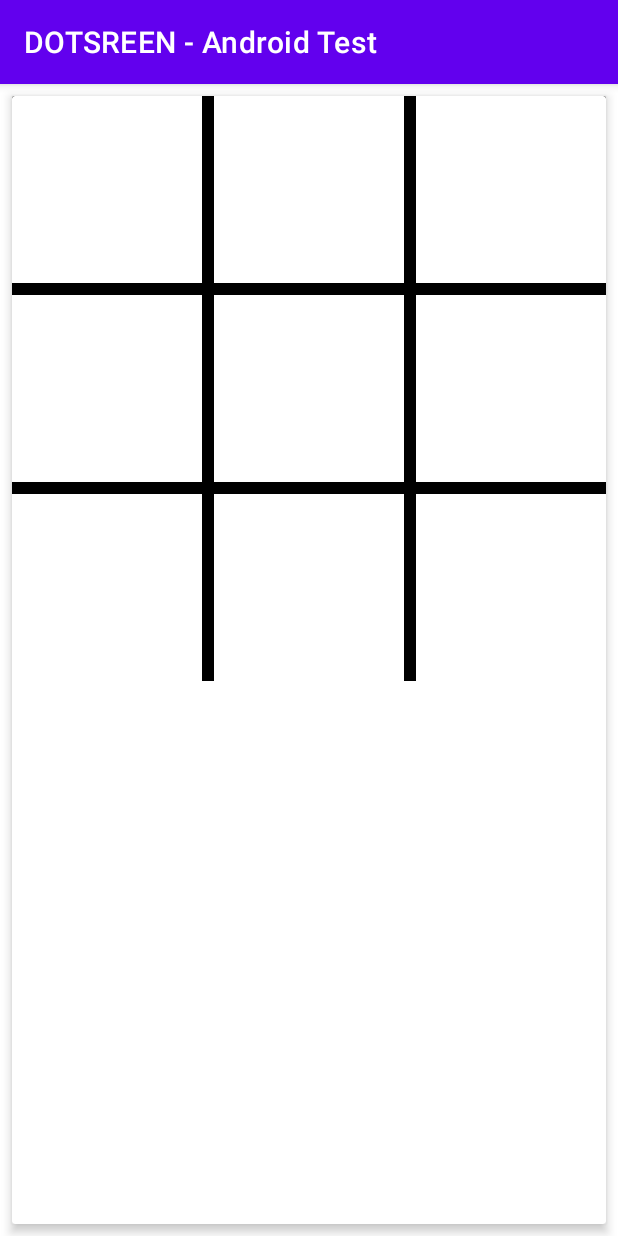
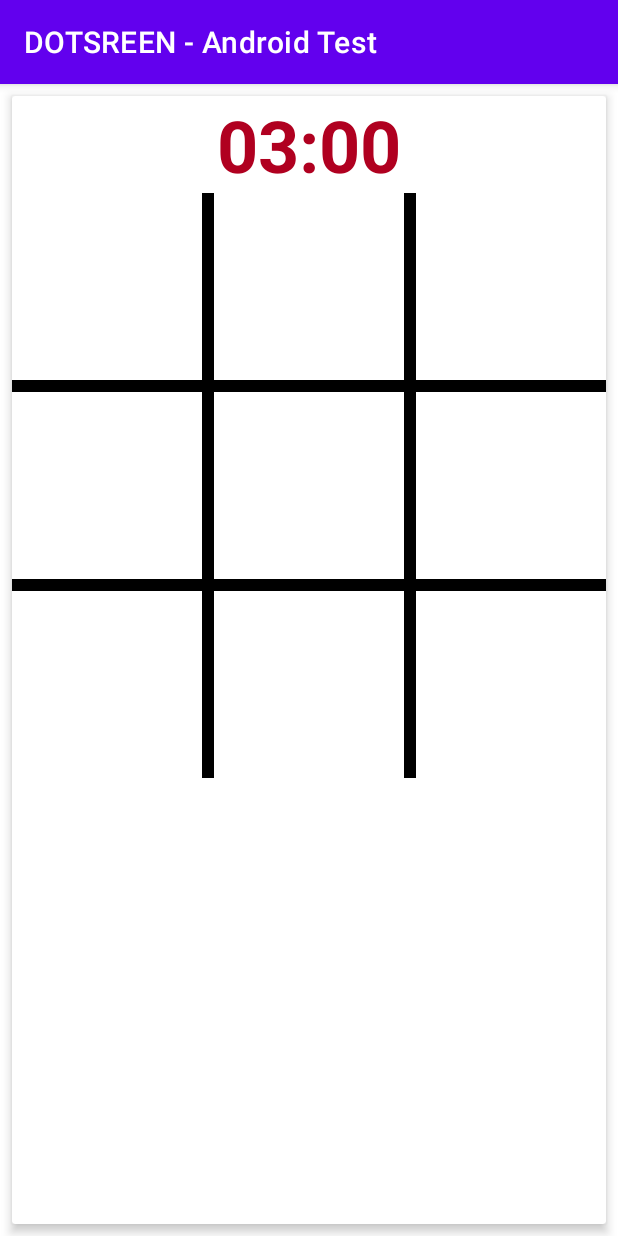
Before and after one commit to alex-24/DOTSCREEN_Android_Test, an Android app: the screen it shows after launch (MainActivity), on a phone screen of 412 x 824 dp. Run offline under Robolectric (Android 15) with nearby library versions, the phone set to English and light mode, and no system bars.

Commit message:
play OK + timer

```diff
--- a/app/src/main/java/com/alexiscassion/dotscreens_android_test/MainActivity.java
+++ b/app/src/main/java/com/alexiscassion/dotscreens_android_test/MainActivity.java
@@ -1,9 +1,12 @@
 package com.alexiscassion.dotscreens_android_test;
 
 import androidx.appcompat.app.AppCompatActivity;
+import androidx.lifecycle.Observer;
 
 import android.os.Bundle;
+import android.util.Log;
 import android.widget.GridView;
+import android.widget.TextView;
 
 import com.alexiscassion.dotscreens_android_test.utils.GameStateListener;
 import com.alexiscassion.dotscreens_android_test.utils.GameBoardAdapter;
@@ -12,29 +15,40 @@ import com.alexiscassion.dotscreens_android_test.view_model.GameBoardViewModel;
 public class MainActivity extends AppCompatActivity implements GameStateListener {
 
 
+    private GameBoardViewModel gameBoardViewModel;
+
     private GridView gridView;
+    private TextView timerTextView;
 
     @Override
     protected void onCreate(Bundle savedInstanceState) {
         super.onCreate(savedInstanceState);
         setContentView(R.layout.activity_main);
 
-        GameBoardViewModel gameBoardViewModel = new GameBoardViewModel();
-        gameBoardViewModel.addGameBoardListener(this);
+        this.gameBoardViewModel = new GameBoardViewModel();
+        this.gameBoardViewModel.addGameBoardListener(this);
+        this.gameBoardViewModel.getFormattedTimerLabel().observe(this, new Observer<String>() {
+            @Override
+            public void onChanged(String s) {
+                timerTextView.setText(s);
+            }
+        });
 
         findViews();
 
-        this.gridView.setAdapter(new GameBoardAdapter(this, gameBoardViewModel));
+        this.gridView.setAdapter(new GameBoardAdapter(this, this.gameBoardViewModel));
 
 
     }
 
     private void findViews(){
         this.gridView = findViewById(R.id.activity_main_grid_view);
+        this.timerTextView = findViewById(R.id.activity_main_text_view_timer);
     }
 
     @Override
     public void onGameBoardUpdated() {
         ((GameBoardAdapter) this.gridView.getAdapter()).notifyDataSetChanged();
+        //this.gridView.setAdapter(new GameBoardAdapter(this, this.gameBoardViewModel));
     }
 }
--- a/app/src/main/java/com/alexiscassion/dotscreens_android_test/model/GameBoard.java
+++ b/app/src/main/java/com/alexiscassion/dotscreens_android_test/model/GameBoard.java
@@ -1,15 +1,26 @@
 package com.alexiscassion.dotscreens_android_test.model;
+
+import android.util.Log;
+
+import java.util.Arrays;
 
 public class GameBoard {
 
 
-    private Player[][] gameState = new Player[3][3];
+    private Player[][] gameBoard = new Player[3][3];
 
     public Player get(int i, int j){
-        return this.gameState[i][j];
+        return this.gameBoard[i][j];
     }
 
     public Player set(int i, int j, Player p){
-        return this.gameState[i][j] = p;
+        return this.gameBoard[i][j] = p;
+    }
+
+    public void logDebugData(){
+        Log.e("GameBoard", "V--------------------V");
+        for (int i = 0; i < 3; i++) {
+            Log.e("GameBoard", Arrays.toString(gameBoard[i]));
+        }
     }
 }
--- a/app/src/main/java/com/alexiscassion/dotscreens_android_test/model/Player.java
+++ b/app/src/main/java/com/alexiscassion/dotscreens_android_test/model/Player.java
@@ -39,9 +39,10 @@ public enum Player {
 
             case O:
                 return R.drawable.o;
+
+            default:
+                return R.drawable.blank;
         }
-
-        return -1;
     }
 
 }
--- a/app/src/main/java/com/alexiscassion/dotscreens_android_test/utils/GameBoardAdapter.java
+++ b/app/src/main/java/com/alexiscassion/dotscreens_android_test/utils/GameBoardAdapter.java
@@ -4,6 +4,7 @@ import android.content.Context;
 import android.view.View;
 import android.view.ViewGroup;
 import android.widget.BaseAdapter;
+import android.widget.Toast;
 
 import com.alexiscassion.dotscreens_android_test.model.Player;
 import com.alexiscassion.dotscreens_android_test.view.GridCellWidget;
@@ -26,7 +27,7 @@ public class GameBoardAdapter extends BaseAdapter {
 
     @Override
     public Object getItem(int i) {
-        return this.gameBoardViewModel.getGameBoard().get(i/3, i%3);
+        return this.gameBoardViewModel.getGameBoard().get(i%3, i/3);
     }
 
     @Override
@@ -42,9 +43,7 @@ public class GameBoardAdapter extends BaseAdapter {
             res = new GridCellWidget(this.context);
         }
         ((GridCellWidget) res).updateCell((Player) getItem(i));
-        ((GridCellWidget) res).setOnClickListener(view1 -> {
-            gameBoardViewModel.insertMarkAt(i/3, i%3);
-        });
+        ((GridCellWidget) res).setOnClickListener(view1 -> gameBoardViewModel.insertMarkAt(i%3, i/3));
 
         return  res;
     }
--- a/app/src/main/java/com/alexiscassion/dotscreens_android_test/utils/GameStateListener.java
+++ b/app/src/main/java/com/alexiscassion/dotscreens_android_test/utils/GameStateListener.java
@@ -2,5 +2,5 @@ package com.alexiscassion.dotscreens_android_test.utils;
 
 public interface GameStateListener {
 
-    public void onGameBoardUpdated();
+    void onGameBoardUpdated();
 }
--- a/app/src/main/java/com/alexiscassion/dotscreens_android_test/view/GridCellWidget.java
+++ b/app/src/main/java/com/alexiscassion/dotscreens_android_test/view/GridCellWidget.java
@@ -29,8 +29,8 @@ public class GridCellWidget extends ConstraintLayout {
     }
 
     private void initView(Context context, AttributeSet attrs, int defStyleAttr){
-        this.playerIconImageView = findViewById(R.id.image_view_player_icon);
         inflate(context, R.layout.grid_cell, this);
+        this.playerIconImageView = findViewById(R.id.grid_cell_image_view_player_icon);
     }
 
     public void updateCell(Player player) {
--- a/app/src/main/res/layout/activity_main.xml
+++ b/app/src/main/res/layout/activity_main.xml
@@ -12,29 +12,27 @@
     <androidx.cardview.widget.CardView
         android:layout_width="match_parent"
         android:layout_height="match_parent"
-        android:layout_margin="8dp"
-        app:cardElevation="4dp">
+        android:layout_margin="@dimen/card_margin"
+        android:padding="@dimen/card_padding"
+        app:cardElevation="@dimen/card_elevation">
 
-            <androidx.constraintlayout.widget.ConstraintLayout
-                android:layout_width="wrap_content"
-                android:layout_height="wrap_content">
+        <LinearLayout
+            android:layout_width="match_parent"
+            android:layout_height="wrap_content"
+            android:orientation="vertical">
 
-                <GridView
-                    android:id="@+id/activity_main_grid_view"
-                    android:layout_width="wrap_content"
-                    android:layout_height="wrap_content"
-                    android:numColumns="3"
+            <TextView
+                android:id="@+id/activity_main_text_view_timer"
+                android:layout_width="match_parent"
+                android:layout_height="wrap_content"
+                android:textSize="48sp"
+                android:textStyle="bold"
+                android:textAlignment="center"
+                android:textColor="@color/design_default_color_error"/>
 
-                    android:orientation="horizontal"
-                    android:horizontalSpacing="8dp"
-                    android:verticalSpacing="8dp"
-                    android:background="@color/black"
-                    app:layout_constraintDimensionRatio="H,1:1"
-                    app:layout_constraintEnd_toEndOf="parent"
-                    app:layout_constraintStart_toStartOf="parent"
-                    app:layout_constraintTop_toTopOf="parent"/>
+            <include layout="@layout/grid"/>
+        </LinearLayout>
 
-            </androidx.constraintlayout.widget.ConstraintLayout>
 
 
     </androidx.cardview.widget.CardView>
--- /dev/null
+++ b/app/src/main/res/layout/grid.xml
@@ -0,0 +1,22 @@
+<?xml version="1.0" encoding="utf-8"?>
+<androidx.constraintlayout.widget.ConstraintLayout
+    android:layout_width="wrap_content"
+    android:layout_height="wrap_content"
+    xmlns:android="http://schemas.android.com/apk/res/android"
+    xmlns:app="http://schemas.android.com/apk/res-auto">
+
+    <GridView
+        android:id="@+id/activity_main_grid_view"
+        android:layout_width="wrap_content"
+        android:layout_height="wrap_content"
+        android:numColumns="3"
+        android:orientation="horizontal"
+        android:horizontalSpacing="@dimen/grid_spacing"
+        android:verticalSpacing="8dp"
+        android:background="@color/black"
+        app:layout_constraintDimensionRatio="H,1:1"
+        app:layout_constraintEnd_toEndOf="parent"
+        app:layout_constraintStart_toStartOf="parent"
+        app:layout_constraintTop_toTopOf="parent"/>
+
+</androidx.constraintlayout.widget.ConstraintLayout>
--- a/app/src/main/res/layout/grid_cell.xml
+++ b/app/src/main/res/layout/grid_cell.xml
@@ -1,26 +1,25 @@
 <?xml version="1.0" encoding="utf-8"?>
 <merge xmlns:android="http://schemas.android.com/apk/res/android"
-    android:layout_width="wrap_content"
-    android:layout_height="wrap_content"
+    android:layout_width="match_parent"
+    android:layout_height="match_parent"
     xmlns:app="http://schemas.android.com/apk/res-auto"
     android:background="@android:color/black">
 
     <LinearLayout
-        android:layout_width="wrap_content"
-        android:layout_height="wrap_content"
+        android:layout_width="match_parent"
+        android:layout_height="match_parent"
         android:background="@color/black">
 
         <ImageView
-            android:id="@+id/image_view_player_icon"
-            android:layout_width="wrap_content"
-            android:layout_height="wrap_content"
+            android:id="@+id/grid_cell_image_view_player_icon"
+            android:layout_width="match_parent"
+            android:layout_height="match_parent"
             android:padding="16dp"
             android:scaleType="centerInside"
             android:adjustViewBounds="true"
-            android:tint="@color/white"
             app:layout_constraintDimensionRatio="H,1:1"
             android:background="@color/white"
-            android:src="@drawable/o"/>
+            android:src="@drawable/blank"/>
 
     </LinearLayout>
 
--- /dev/null
+++ b/app/src/main/res/values/dimens.xml
@@ -0,0 +1,7 @@
+<?xml version="1.0" encoding="utf-8"?>
+<resources>
+    <dimen name="grid_spacing">8dp</dimen>
+    <dimen name="card_padding">8dp</dimen>
+    <dimen name="card_elevation">4dp</dimen>
+    <dimen name="card_margin">8dp</dimen>
+</resources>
```
Also changed, not shown: app/src/main/java/com/alexiscassion/dotscreens_android_test/view_model/GameBoardViewModel.java (+65 -25 lines), app/src/main/res/drawable/blank.png (added), app/src/main/res/drawable/current_player.png (added).
